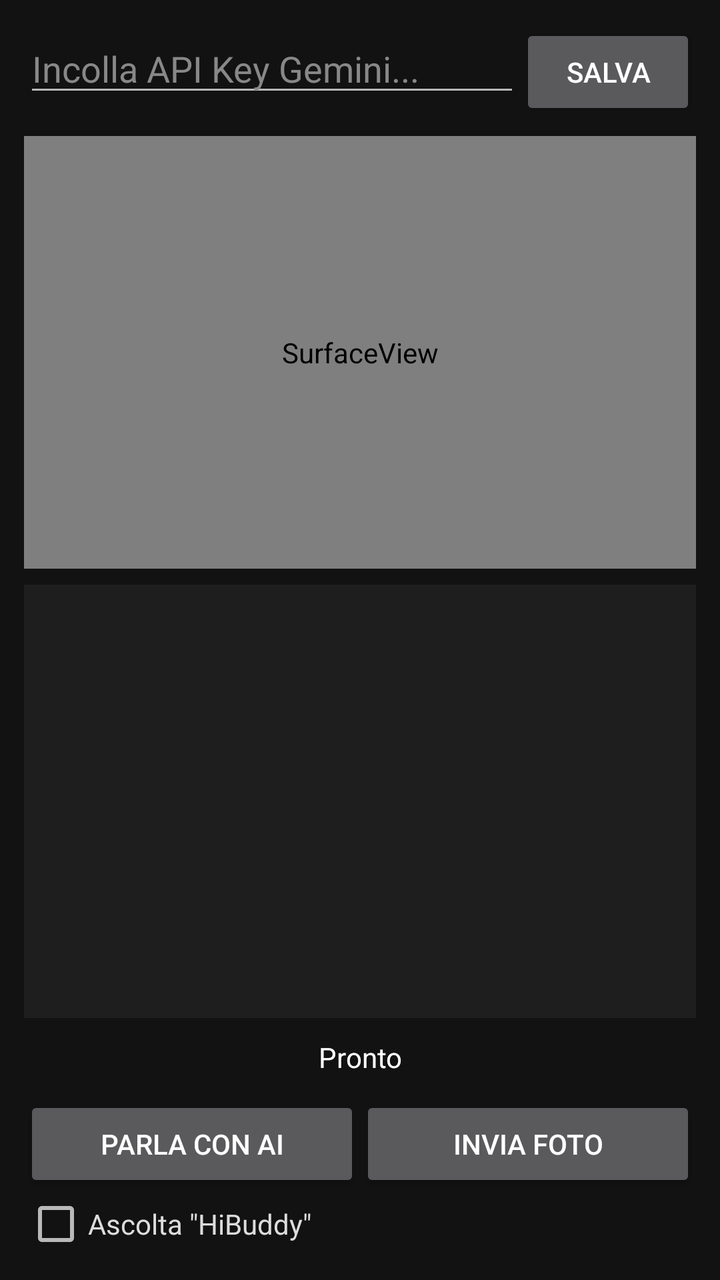
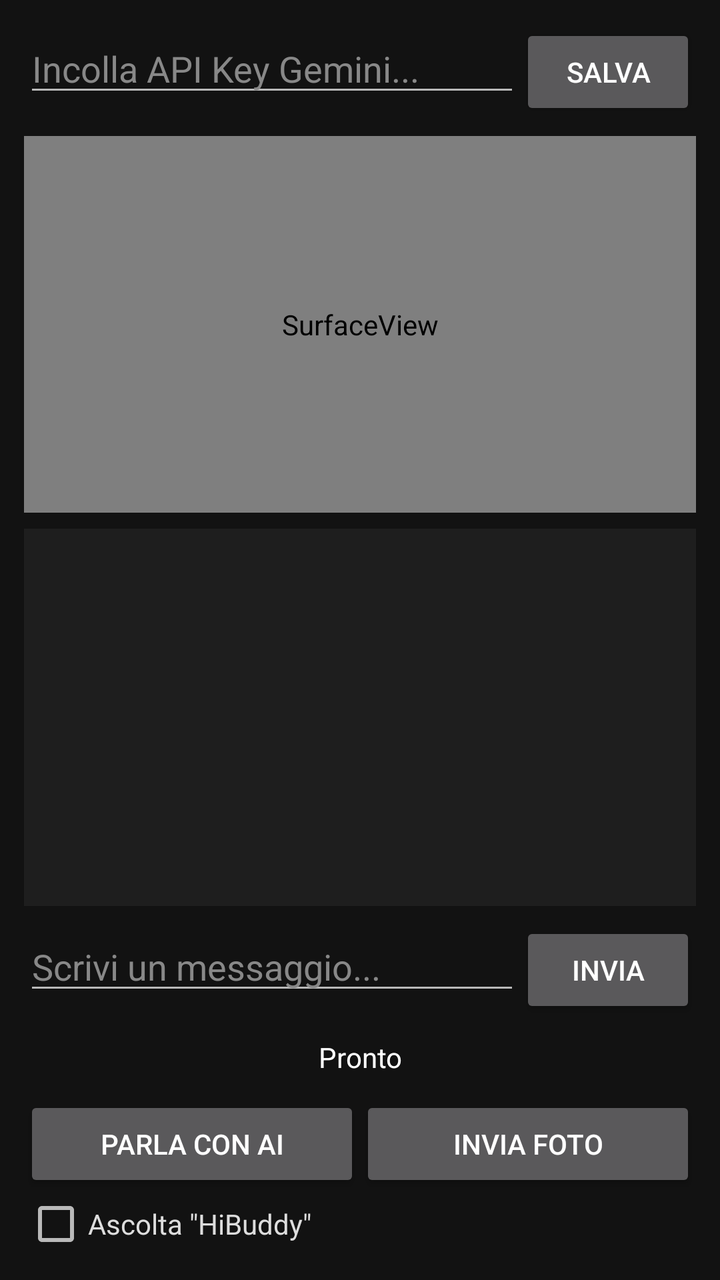

Before-and-after screenshots of an Android layout around one commit, followed by the original layout XML and the change that was made.
<!-- AndroidManifest.xml: application theme Theme.AppCompat.NoActionBar -->
<!-- res/layout/activity_main.xml -->
<?xml version="1.0" encoding="utf-8"?>
<LinearLayout xmlns:android="http://schemas.android.com/apk/res/android"
    android:layout_width="match_parent"
    android:layout_height="match_parent"
    android:orientation="vertical"
    android:padding="12dp"
    android:background="#121212">

    <LinearLayout
        android:layout_width="match_parent"
        android:layout_height="wrap_content"
        android:orientation="horizontal"
        android:paddingBottom="8dp">

        <EditText
            android:id="@+id/etApiKey"
            android:layout_width="0dp"
            android:layout_height="wrap_content"
            android:layout_weight="1"
            android:hint="Incolla API Key Gemini..."
            android:textColor="#FFFFFF"
            android:textColorHint="#888888"
            android:inputType="textPassword"
            android:singleLine="true" />

        <Button
            android:id="@+id/btnSaveKey"
            android:layout_width="wrap_content"
            android:layout_height="wrap_content"
            android:text="Salva" />
    </LinearLayout>

    <SurfaceView
        android:id="@+id/cameraPreview"
        android:layout_width="match_parent"
        android:layout_height="0dp"
        android:layout_weight="1" />

    <ScrollView
        android:id="@+id/transcriptScroll"
        android:layout_width="match_parent"
        android:layout_height="0dp"
        android:layout_weight="1"
        android:layout_marginTop="8dp"
        android:background="#1E1E1E">

        <TextView
            android:id="@+id/tvTranscript"
            android:layout_width="match_parent"
            android:layout_height="wrap_content"
            android:padding="8dp"
            android:textColor="#DDDDDD"
            android:textSize="14sp"
            android:text="" />
    </ScrollView>

    <TextView
        android:id="@+id/statusText"
        android:layout_width="match_parent"
        android:layout_height="wrap_content"
        android:text="Pronto"
        android:textColor="#FFFFFF"
        android:padding="10dp"
        android:gravity="center" />

    <LinearLayout
        android:layout_width="match_parent"
        android:layout_height="wrap_content"
        android:orientation="horizontal">

        <Button
            android:id="@+id/btnConnect"
            android:layout_width="0dp"
            android:layout_height="wrap_content"
            android:layout_weight="1"
            android:text="Parla con AI" />

        <Button
            android:id="@+id/btnSendFrame"
            android:layout_width="0dp"
            android:layout_height="wrap_content"
            android:layout_weight="1"
            android:text="Invia Foto" />
    </LinearLayout>

    <LinearLayout
        android:layout_width="match_parent"
        android:layout_height="wrap_content"
        android:orientation="horizontal"
        android:gravity="center_vertical">

        <CheckBox
            android:id="@+id/cbWake"
            android:layout_width="0dp"
            android:layout_height="wrap_content"
            android:layout_weight="1"
            android:text="Ascolta &quot;HiBuddy&quot;"
            android:textColor="#DDDDDD" />

        <Button
            android:id="@+id/btnUpdate"
            android:layout_width="wrap_content"
            android:layout_height="wrap_content"
            android:text="Aggiorna"
            android:visibility="gone" />
    </LinearLayout>
</LinearLayout>
<!-- resources referenced by this layout -->
<resources>

</resources>

<!-- the commit's change to res/layout/activity_main.xml (unified diff, before → after) -->
@@ -54,6 +54,31 @@
             android:text="" />
     </ScrollView>
 
+    <LinearLayout
+        android:layout_width="match_parent"
+        android:layout_height="wrap_content"
+        android:orientation="horizontal"
+        android:paddingTop="8dp">
+
+        <EditText
+            android:id="@+id/etMessage"
+            android:layout_width="0dp"
+            android:layout_height="wrap_content"
+            android:layout_weight="1"
+            android:hint="Scrivi un messaggio..."
+            android:textColor="#FFFFFF"
+            android:textColorHint="#888888"
+            android:inputType="textCapSentences"
+            android:imeOptions="actionSend"
+            android:maxLines="3" />
+
+        <Button
+            android:id="@+id/btnSendText"
+            android:layout_width="wrap_content"
+            android:layout_height="wrap_content"
+            android:text="Invia" />
+    </LinearLayout>
+
     <TextView
         android:id="@+id/statusText"
         android:layout_width="match_parent"
